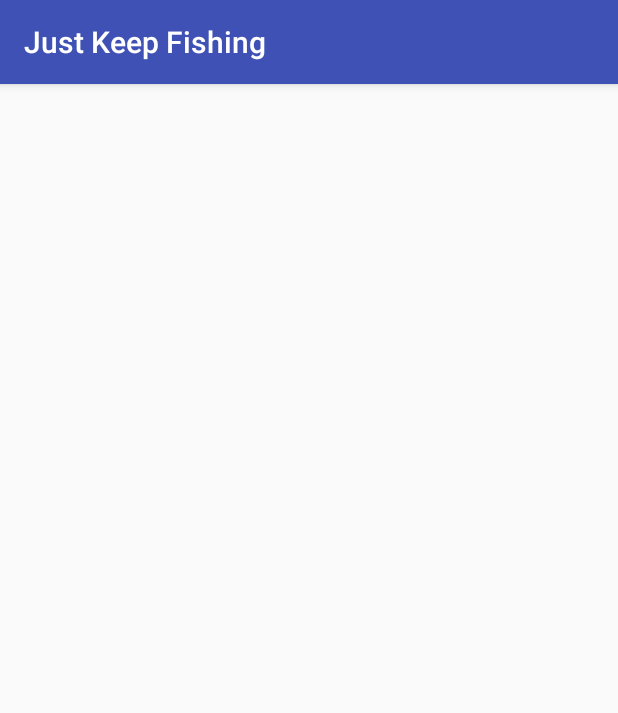
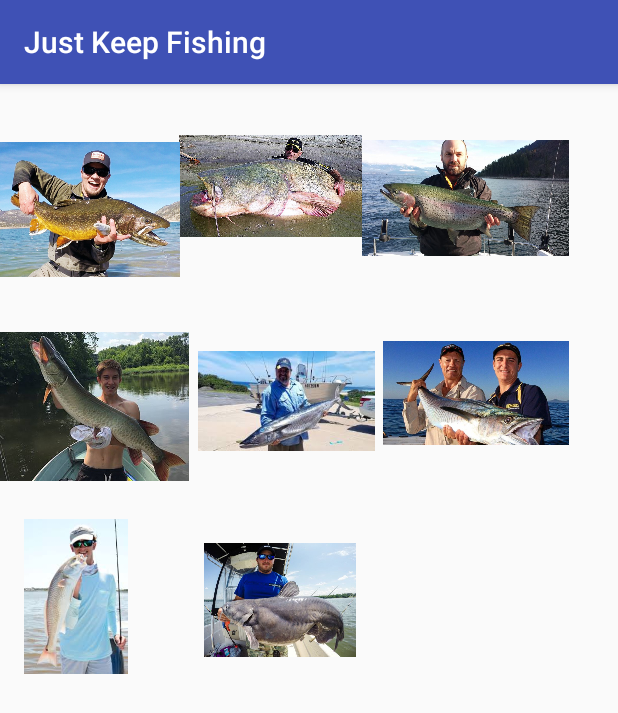
Before and after one commit to Blakers1015/JustKeepFishing, an Android app: the Gallary screen opened directly, with no data from a screen before it, on a phone screen of 412 x 824 dp. Shown: the top 713 px of the screen. Run offline under Robolectric (Android 15) with nearby library versions, the phone set to English and light mode, and no system bars.

Commit message:
implemented gallary view (lite)

```diff
--- a/app/src/main/res/layout/activity_gallary.xml
+++ b/app/src/main/res/layout/activity_gallary.xml
@@ -1,22 +1,101 @@
 <?xml version="1.0" encoding="utf-8"?>
-<android.support.constraint.ConstraintLayout xmlns:android="http://schemas.android.com/apk/res/android"
+<RelativeLayout xmlns:android="http://schemas.android.com/apk/res/android"
     xmlns:app="http://schemas.android.com/apk/res-auto"
     xmlns:tools="http://schemas.android.com/tools"
     android:layout_width="match_parent"
     android:layout_height="match_parent"
     tools:context=".Gallary">
 
-    <android.support.v7.widget.GridLayout
-        android:layout_width="368dp"
-        android:layout_height="495dp"
-        android:layout_marginStart="8dp"
-        android:layout_marginTop="8dp"
-        android:layout_marginEnd="8dp"
-        android:layout_marginBottom="8dp"
-        app:layout_constraintBottom_toBottomOf="parent"
-        app:layout_constraintEnd_toEndOf="parent"
-        app:layout_constraintStart_toStartOf="parent"
-        app:layout_constraintTop_toTopOf="parent">
+    <Gallery
+        android:id="@+id/gallery"
+        android:layout_width="fill_parent"
+        android:layout_height="fill_parent"
+        android:layout_alignParentStart="true"
+        android:layout_alignParentTop="true"
+        android:layout_marginStart="0dp"
+        android:layout_marginTop="0dp" />
 
-    </android.support.v7.widget.GridLayout>
-</android.support.constraint.ConstraintLayout>
+    <ImageView
+        android:id="@+id/imageView1"
+        android:layout_width="138dp"
+        android:layout_height="152dp"
+        android:layout_below="@+id/imageView3"
+        android:layout_marginStart="0dp"
+        android:layout_marginTop="-167dp"
+        android:layout_toEndOf="@+id/imageView2"
+        android:adjustViewBounds="true"
+        android:src="@drawable/fish1" />
+
+    <ImageView
+        android:id="@+id/imageView2"
+        android:layout_width="122dp"
+        android:layout_height="133dp"
+        android:layout_alignParentStart="true"
+        android:layout_alignParentTop="true"
+        android:layout_marginStart="119dp"
+        android:layout_marginTop="1dp"
+        android:adjustViewBounds="true"
+        android:src="@drawable/fish2" />
+
+    <ImageView
+        android:id="@+id/imageView3"
+        android:layout_width="120dp"
+        android:layout_height="167dp"
+        android:adjustViewBounds="true"
+        android:src="@drawable/fish3" />
+
+    <ImageView
+        android:id="@+id/imageView4"
+        android:layout_width="126dp"
+        android:layout_height="127dp"
+        android:layout_alignParentStart="true"
+        android:layout_alignParentTop="true"
+        android:layout_marginStart="0dp"
+        android:layout_marginTop="151dp"
+        android:adjustViewBounds="true"
+        android:src="@drawable/fish4" />
+
+    <ImageView
+        android:id="@+id/imageView5"
+        android:layout_width="118dp"
+        android:layout_height="120dp"
+        android:layout_alignTop="@+id/imageView4"
+        android:layout_marginStart="12dp"
+        android:layout_marginTop="0dp"
+        android:layout_toEndOf="@+id/imageView3"
+        android:adjustViewBounds="true"
+        android:src="@drawable/fish5" />
+
+    <ImageView
+        android:id="@+id/imageView6"
+        android:layout_width="124dp"
+        android:layout_height="125dp"
+        android:layout_alignTop="@+id/imageView4"
+        android:layout_marginStart="5dp"
+        android:layout_marginTop="-8dp"
+        android:layout_toEndOf="@+id/imageView5"
+        android:adjustViewBounds="true"
+        android:src="@drawable/fish6" />
+
+    <ImageView
+        android:id="@+id/imageView7"
+        android:layout_width="101dp"
+        android:layout_height="103dp"
+        android:layout_below="@+id/imageView4"
+        android:layout_alignParentStart="true"
+        android:layout_marginStart="0dp"
+        android:layout_marginTop="11dp"
+        android:adjustViewBounds="true"
+        android:src="@drawable/fish7" />
+
+    <ImageView
+        android:id="@+id/imageView8"
+        android:layout_width="101dp"
+        android:layout_height="103dp"
+        android:layout_below="@+id/imageView4"
+        android:layout_marginTop="13dp"
+        android:layout_marginEnd="4dp"
+        android:layout_toStartOf="@+id/imageView1"
+        android:adjustViewBounds="true"
+        android:src="@drawable/fish8" />
+</RelativeLayout>
--- /dev/null
+++ b/app/src/main/res/values/dimens.xml
@@ -0,0 +1,7 @@
+<?xml version="1.0" encoding="utf-8"?>
+<resources>
+    <!-- Default screen margins, per the Android Design guidelines. -->
+    <dimen name="activity_horizontal_margin">16dp</dimen>
+    <dimen name="activity_vertical_margin">16dp</dimen>
+    <dimen name="fab_margin">16dp</dimen>
+</resources>
```
Also changed, not shown: app/src/main/res/drawable/fish1.jpg (added), app/src/main/res/drawable/fish2.jpg (added), app/src/main/res/drawable/fish3.jpg (added), app/src/main/res/drawable/fish4.jpg (added), app/src/main/res/drawable/fish5.jpg (added), app/src/main/res/drawable/fish6.jpg (added), app/src/main/res/drawable/fish7.jpg (added), app/src/main/res/drawable/fish8.jpg (added).
